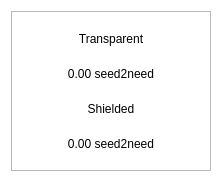
The window that src/qt/seed2need/forms/balancebubble.ui (pandagrows/seed2need-silo-coin) describes before a commit, drawn with Qt 5.
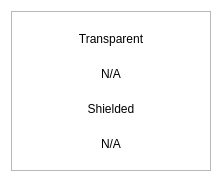
The same window after the commit.

```diff
--- a/src/qt/seed2need/forms/balancebubble.ui
+++ b/src/qt/seed2need/forms/balancebubble.ui
@@ -87,7 +87,7 @@
          <string notr="true"/>
         </property>
         <property name="text">
-         <string>0.00 seed2need</string>
+         <string notr="true">N/A</string>
         </property>
         <property name="alignment">
          <set>Qt::AlignCenter</set>
@@ -113,7 +113,7 @@
          <string notr="true"/>
         </property>
         <property name="text">
-         <string>0.00 seed2need</string>
+         <string notr="true">N/A</string>
         </property>
         <property name="alignment">
          <set>Qt::AlignCenter</set>
```
Left out of the diff: 2 changed lines with no effect on the pictures.
